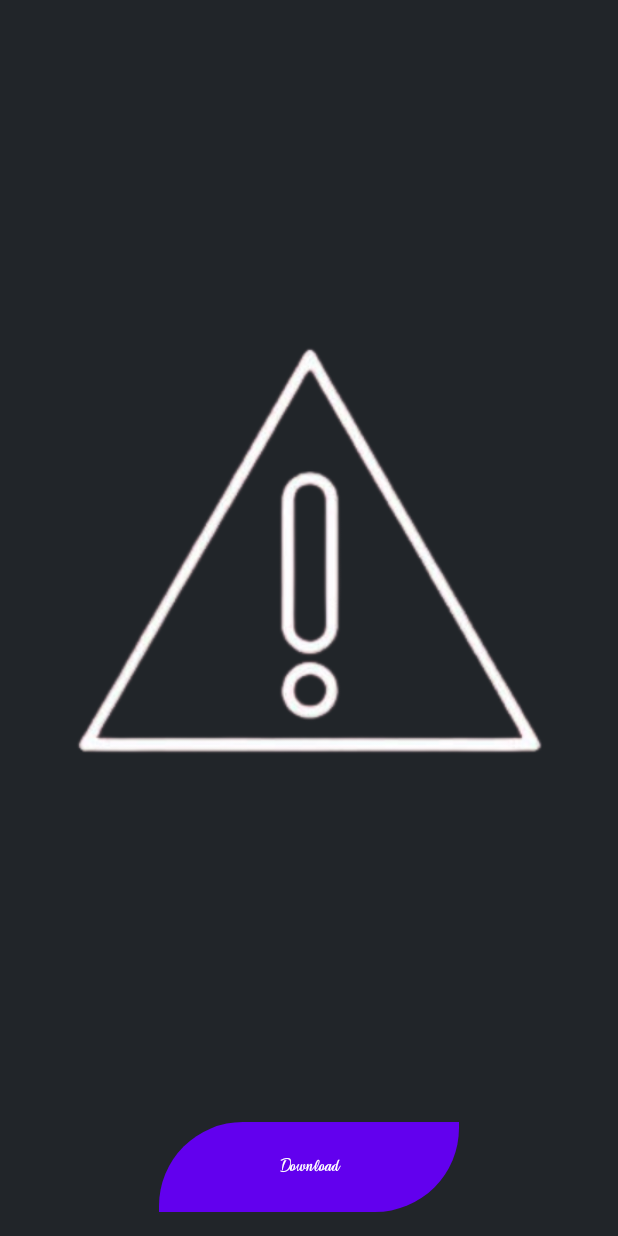
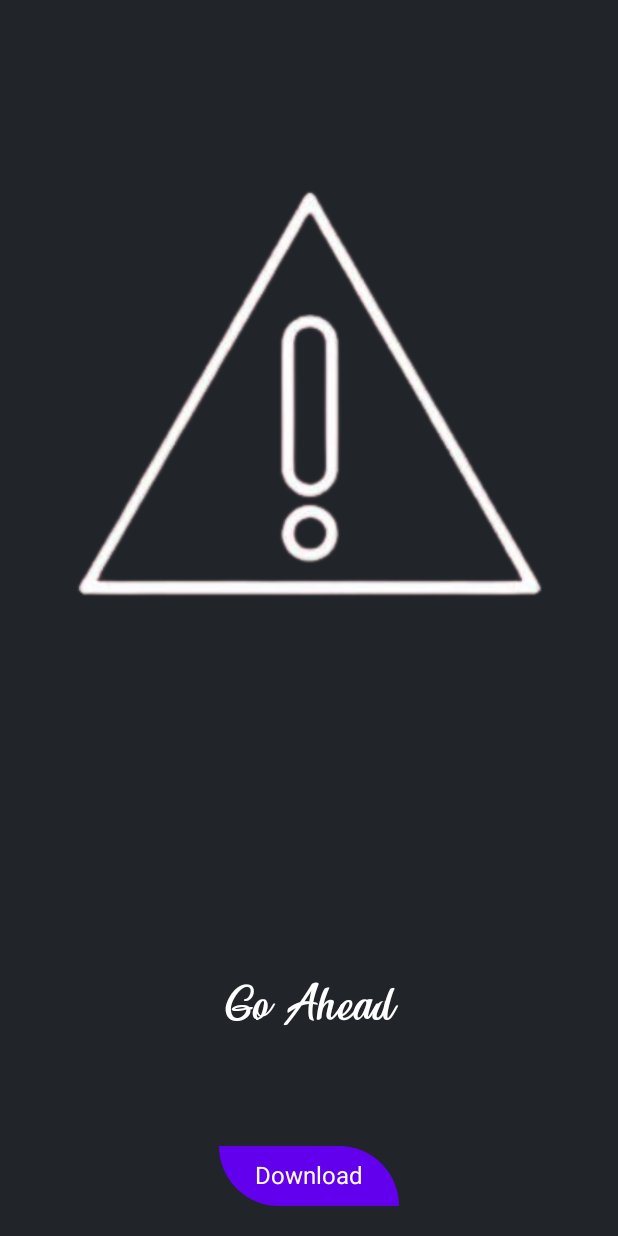
Before and after one commit to kazuaki83358/Android-Project-Using-Jetpack-Compose, an Android app built with Jetpack Compose: the @Preview function PreviewDownload, on a phone screen of 412 x 824 dp. Run offline under Robolectric (Android 15) with nearby library versions, the phone set to English and light mode, and no system bars; pictures from the network do not load.

Commit message:
Wallpaper App

```diff
--- a/AnimeWallpaperApp/app/build.gradle.kts
+++ b/AnimeWallpaperApp/app/build.gradle.kts
@@ -67,6 +67,9 @@ dependencies {
     implementation("com.squareup.retrofit2:converter-gson:2.9.0")
     implementation("io.coil-kt:coil-compose:2.0.0")
     implementation("androidx.paging:paging-compose:3.3.2")
+    implementation("com.squareup.okhttp3:okhttp:4.11.0")
+    implementation("org.jetbrains.kotlinx:kotlinx-coroutines-core:1.7.3")
+    implementation("org.jetbrains.kotlinx:kotlinx-coroutines-android:1.7.3")
     androidTestImplementation(platform(libs.androidx.compose.bom))
     androidTestImplementation(libs.androidx.ui.test.junit4)
     debugImplementation(libs.androidx.ui.tooling)
--- a/AnimeWallpaperApp/app/src/main/AndroidManifest.xml
+++ b/AnimeWallpaperApp/app/src/main/AndroidManifest.xml
@@ -3,7 +3,7 @@
     xmlns:tools="http://schemas.android.com/tools">
     <!-- Required for accessing the internet -->
     <uses-permission android:name="android.permission.INTERNET" />
-
+    <uses-permission android:name="android.permission.WRITE_EXTERNAL_STORAGE" />
     <!-- Required for checking network state -->
     <uses-permission android:name="android.permission.ACCESS_NETWORK_STATE" />
     <application
--- a/AnimeWallpaperApp/app/src/main/java/com/example/animewallpaperapp/DownloadButton.kt
+++ /dev/null
@@ -1,52 +0,0 @@
-package com.example.animewallpaperapp
-
-import androidx.compose.foundation.layout.Box
-import androidx.compose.foundation.layout.fillMaxSize
-import androidx.compose.foundation.layout.padding
-import androidx.compose.foundation.layout.size
-import androidx.compose.material3.Button
-import androidx.compose.material3.ButtonDefaults
-import androidx.compose.material3.Text
-import androidx.compose.runtime.Composable
-import androidx.compose.ui.Alignment
-import androidx.compose.ui.Modifier
-import androidx.compose.ui.graphics.Color
-import androidx.compose.ui.unit.dp
-import androidx.compose.ui.unit.sp
-import androidx.compose.ui.text.TextStyle
-import androidx.compose.foundation.shape.RoundedCornerShape
-import androidx.compose.ui.tooling.preview.Preview
-
-@Composable
-fun DownloadButton(onClick: () -> Unit) {
-    Button(
-        onClick = onClick,
-        modifier = Modifier
-            .padding(16.dp)
-            .size(width = 200.dp, height = 60.dp), // Increase the button size
-        shape = RoundedCornerShape(
-            topStart = 56.dp, // Cut corner from top-left
-            bottomEnd = 56.dp // Cut corner from bottom-right
-        ),
-        colors = ButtonDefaults.buttonColors(containerColor = Color(0xFF6200EE)) // Customize button color
-    ) {
-        Text(
-            text = "Download",
-            style = TextStyle(
-                fontFamily = feelFreeFontFamily,
-                fontSize = 16.sp
-            )
-        )
-    }
-}
-
-@Preview(showBackground = true)
-@Composable
-fun DownloadButtonPreview() {
-    // Call the DownloadButton composable with a mock onClick action
-    DownloadButton(
-        onClick = {
-            // Mock action for preview
-        }
-    )
-}
--- a/AnimeWallpaperApp/app/src/main/java/com/example/animewallpaperapp/DownloadScreen.kt
+++ b/AnimeWallpaperApp/app/src/main/java/com/example/animewallpaperapp/DownloadScreen.kt
@@ -1,19 +1,24 @@
 package com.example.animewallpaperapp
 
+import android.content.ContentValues
+import android.content.Context
+import android.graphics.Bitmap
+import android.graphics.BitmapFactory
+import android.os.Environment
+import android.provider.MediaStore
 import android.util.Log
-import androidx.compose.foundation.layout.Arrangement
-import androidx.compose.foundation.layout.Box
-import androidx.compose.foundation.layout.Column
-import androidx.compose.foundation.layout.fillMaxSize
-import androidx.compose.foundation.layout.padding
+import android.widget.Toast
+import androidx.compose.foundation.layout.*
+import androidx.compose.foundation.shape.RoundedCornerShape
 import androidx.compose.material3.Button
 import androidx.compose.material3.Surface
 import androidx.compose.material3.Text
-import androidx.compose.runtime.Composable
+import androidx.compose.runtime.*
 import androidx.compose.ui.Alignment
 import androidx.compose.ui.Modifier
 import androidx.compose.ui.graphics.Color
 import androidx.compose.ui.layout.ContentScale
+import androidx.compose.ui.platform.LocalContext
 import androidx.compose.ui.res.painterResource
 import androidx.compose.ui.text.TextStyle
 import androidx.compose.ui.text.font.Font
@@ -24,6 +29,11 @@ import androidx.compose.ui.unit.sp
 import androidx.navigation.NavController
 import androidx.navigation.compose.rememberNavController
 import coil.compose.AsyncImage
+import kotlinx.coroutines.Dispatchers
+import kotlinx.coroutines.withContext
+import okhttp3.OkHttpClient
+import okhttp3.Request
+import java.io.IOException
 
 // Define the FontFamily using the 'feel_free' font
 val feelFreeFontFamily = FontFamily(
@@ -38,8 +48,9 @@ fun Download(imageId: String?, navController: NavController) {
         return
     }
 
-    // Construct the image URL correctly using the imageId
     val imageUrl = "https://w.wallhaven.cc/full/${imageId.take(2)}/wallhaven-$imageId.jpg"
+    val context = LocalContext.current
+    var downloadTriggered by remember { mutableStateOf(false) }
 
     Surface(
         modifier = Modifier.fillMaxSize(),
@@ -53,23 +64,109 @@ fun Download(imageId: String?, navController: NavController) {
             Box(
                 modifier = Modifier
                     .weight(1f)
-                    .fillMaxSize()
+                    .fillMaxWidth()
+                    .padding(top = 55.dp) // Add top padding here
             ) {
-                // Use Coil's AsyncImage for loading the image
                 AsyncImage(
                     model = imageUrl,
                     contentDescription = "Full Size Wallpaper",
-                    modifier = Modifier.fillMaxSize(),
+                    modifier = Modifier.fillMaxWidth(), // Ensure the image takes only the required width
                     contentScale = ContentScale.Fit,
-                    placeholder = painterResource(id = R.drawable.placeholder), // Ensure it's a supported format
-                    error = painterResource(id = R.drawable.error) // Ensure it's a supported format
+                    placeholder = painterResource(id = R.drawable.placeholder),
+                    error = painterResource(id = R.drawable.error)
                 )
             }
-            DownloadButton(
-                onClick = {
-                    // Handle download action here
-                }
+            // Add a Text composable for your name
+            Text(
+                text = "Go Ahead",
+                color = Color.White,
+                fontFamily = feelFreeFontFamily,
+                style = TextStyle(fontSize = 46.sp),
+                modifier = Modifier.padding(bottom = 16.dp)
             )
+            // Add a Text composable below the image for download status
+            Text(
+                text = if (downloadTriggered) "Downloading..." else "",
+                color = Color.White,
+                style = TextStyle(fontSize = 16.sp),
+                modifier = Modifier.padding(bottom = 16.dp)
+            )
+            // Pass the imageId to CustomButton and handle click state
+            CustomButton(imageId, context, onDownloadTriggered = {
+                downloadTriggered = true
+                Toast.makeText(context, "Downloaded", Toast.LENGTH_SHORT).show()
+            })
+        }
+    }
+}
+
+@Composable
+fun CustomButton(imageId: String?, context: Context, onDownloadTriggered: () -> Unit) {
+    var downloadTriggered by remember { mutableStateOf(false) }
+
+    // Trigger download logic based on the state
+    LaunchedEffect(downloadTriggered) {
+        if (downloadTriggered && imageId != null) {
+            downloadImage(imageId, context)
+        }
+    }
+
+    Button(
+        onClick = {
+            downloadTriggered = true
+            onDownloadTriggered() // Call the provided callback
+        },
+        modifier = Modifier
+            .padding(16.dp)
+            .wrapContentSize()
+            .then(Modifier.padding(horizontal = 32.dp)),
+        shape = RoundedCornerShape(
+            topStart = 0.dp,
+            topEnd = 40.dp,
+            bottomStart = 40.dp,
+            bottomEnd = 0.dp
+        ),
+        colors = androidx.compose.material3.ButtonDefaults.buttonColors(containerColor = Color(0xFF6200EE))
+    ) {
+        Text(
+            text = "Download",
+            style = TextStyle(fontSize = 16.sp, color = Color.White)
+        )
+    }
+}
+
+private suspend fun downloadImage(imageId: String, context: Context) {
+    // Perform the download in a coroutine
+    val imageUrl = "https://w.wallhaven.cc/full/${imageId.take(2)}/wallhaven-$imageId.jpg"
+    val client = OkHttpClient()
+    val request = Request.Builder().url(imageUrl).build()
+
+    try {
+        val response = withContext(Dispatchers.IO) { client.newCall(request).execute() }
+        if (!response.isSuccessful) throw IOException("Failed to download image")
+
+        val inputStream = response.body?.byteStream()
+        val bitmap = BitmapFactory.decodeStream(inputStream)
+        saveImageToGallery(context, bitmap)
+    } catch (e: IOException) {
+        e.printStackTrace() // Handle error appropriately
+    }
+}
+
+private fun saveImageToGallery(context: Context, bitmap: Bitmap) {
+    val contentResolver = context.contentResolver
+    val contentValues = ContentValues().apply {
+        put(MediaStore.Images.Media.DISPLAY_NAME, "downloaded_image.jpg")
+        put(MediaStore.Images.Media.MIME_TYPE, "image/jpeg")
+        put(MediaStore.Images.Media.RELATIVE_PATH, Environment.DIRECTORY_PICTURES)
+    }
+
+    val uri = contentResolver.insert(MediaStore.Images.Media.EXTERNAL_CONTENT_URI, contentValues)
+    uri?.let {
+        contentResolver.openOutputStream(it).use { outputStream ->
+            if (outputStream != null) {
+                bitmap.compress(Bitmap.CompressFormat.JPEG, 100, outputStream)
+            }
         }
     }
 }
--- a/AnimeWallpaperApp/app/src/main/java/com/example/animewallpaperapp/HomeScreen.kt
+++ b/AnimeWallpaperApp/app/src/main/java/com/example/animewallpaperapp/HomeScreen.kt
@@ -60,7 +60,7 @@ fun HomeScreen(navController: NavController, homeViewModel: HomeViewModel = reme
             homeViewModel.searchImages(
                 query = searchText.text,
                 categories = "101",
-                purity = "111",
+                purity = "100",
                 sorting = "relevance",
                 order = "desc"
             )
--- a/AnimeWallpaperApp/app/src/main/java/com/example/animewallpaperapp/model/HomeViewModel.kt
+++ b/AnimeWallpaperApp/app/src/main/java/com/example/animewallpaperapp/model/HomeViewModel.kt
@@ -30,7 +30,7 @@ class HomeViewModel : ViewModel() {
     fun searchImages(
         query: String,
         categories: String? = "101",
-        purity: String? = "111",
+        purity: String? = "100",
         sorting: String? = "relevance",
         order: String? = "desc"
     ) {
```
Also changed, not shown: AnimeWallpaperApp/app/src/main/java/com/example/animewallpaperapp/CreateDocumentContract.kt (added, +25 -0 lines), AnimeWallpaperApp/app/src/main/java/com/example/animewallpaperapp/model/requestWritePermission.kt (added, +17 -0 lines).
